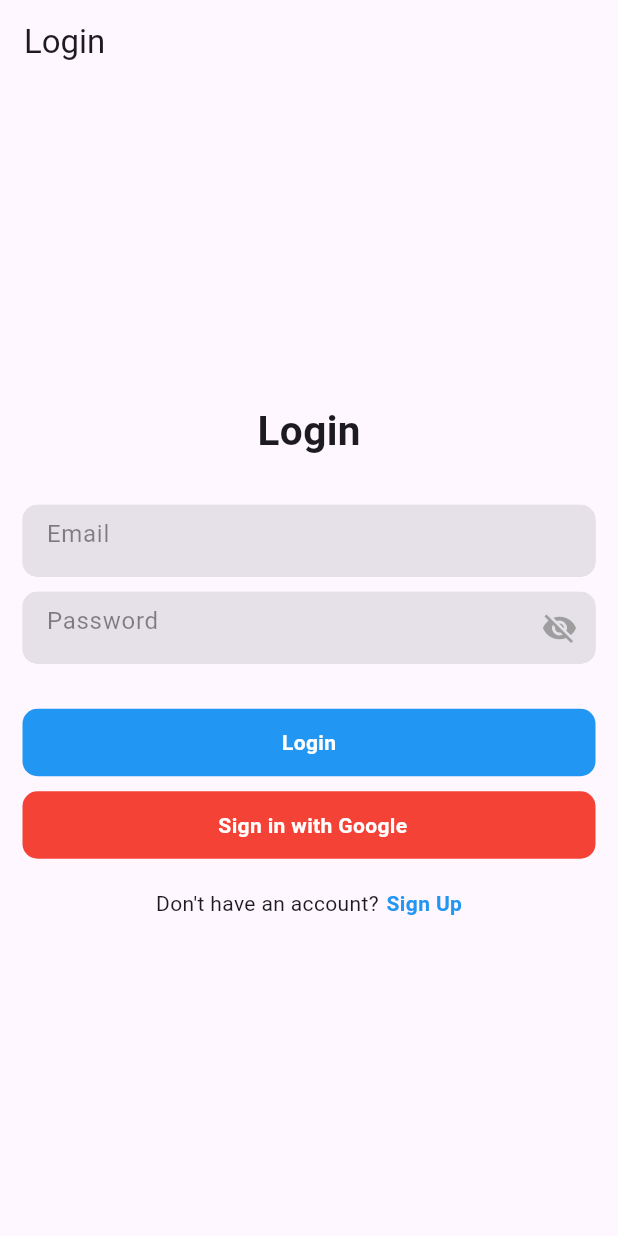
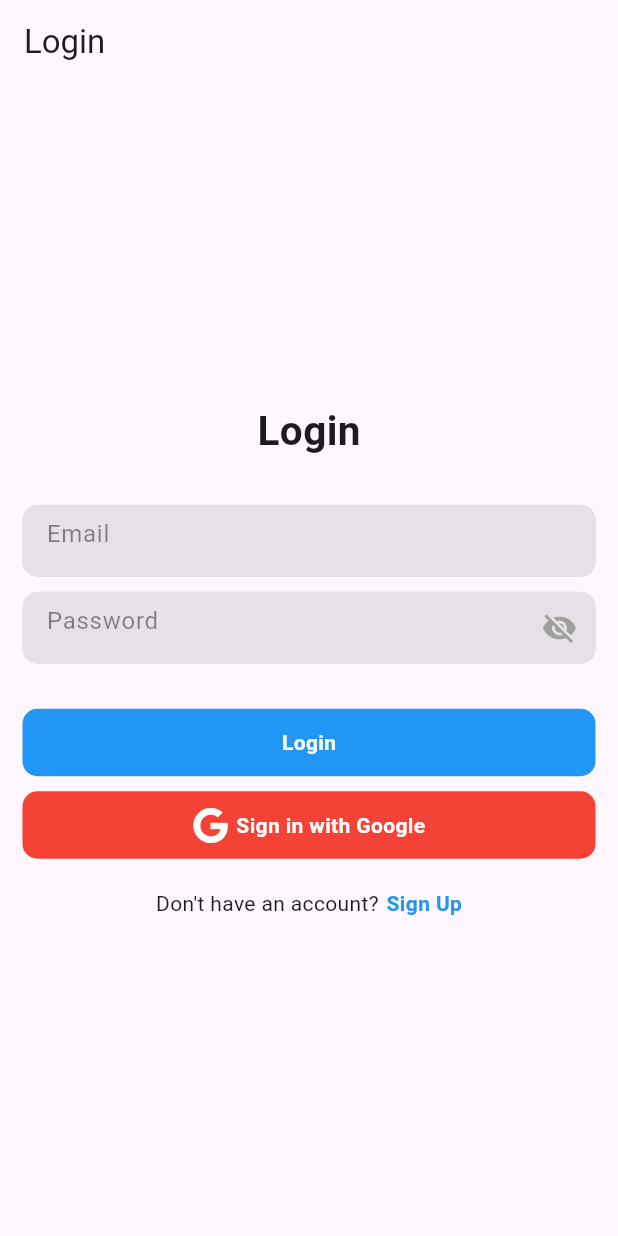
Before and after one commit to Keviing/hueco_Movil, a Flutter app: the screen it shows after launch, after a tap on "Sign in with Google", on a phone screen of 412 x 824 dp. Run offline on Flutter 3.47's test engine with Material 3 defaults, Android fonts, the light colour scheme and no system bars; our stand-ins replace cloud_firestore, firebase_auth, firebase_core, fluttertoast, font_awesome_flutter, google_sign_in; accounts and stored records are empty; network calls fail.

Commit message:
Inicio de sesion exitoso

```diff
--- a/lib/features/user_auth/presentation/pages/login_page.dart
+++ b/lib/features/user_auth/presentation/pages/login_page.dart
@@ -2,6 +2,8 @@
 
 import 'package:firebase_auth/firebase_auth.dart';
 import 'package:flutter/material.dart';
+import 'package:font_awesome_flutter/font_awesome_flutter.dart';
+import 'package:google_sign_in/google_sign_in.dart';
 import 'package:hueca_movil/features/user_auth/firebase_auth_implementation/firebase_auth_services.dart';
 import 'package:hueca_movil/features/user_auth/presentation/pages/home_page.dart';
 import 'package:hueca_movil/features/user_auth/presentation/pages/sign_up_page.dart';
@@ -32,6 +34,7 @@ class _LoginPageState extends State<LoginPage> {
   @override
   Widget build(BuildContext context) {
     return Scaffold(
+      resizeToAvoidBottomInset: false,
       appBar: AppBar(
         automaticallyImplyLeading: false,
         title: Text("Login"),
@@ -77,8 +80,8 @@ class _LoginPageState extends State<LoginPage> {
                     borderRadius: BorderRadius.circular(10),
                   ),
                   child: Center(
-                    child: _isSigning ? const CircularProgressIndicator(
-                      color: Colors.white,) : const Text(
+                    child: _isSigning ? CircularProgressIndicator(
+                      color: Colors.white,) : Text(
                       "Login",
                       style: TextStyle(
                         color: Colors.white,
@@ -88,9 +91,10 @@ class _LoginPageState extends State<LoginPage> {
                   ),
                 ),
               ),
-             const  SizedBox(height: 10,),
+              SizedBox(height: 10,),
               GestureDetector(
                 onTap: () {
+                  _signInWithGoogle();
 
                 },
                 child: Container(
@@ -104,6 +108,7 @@ class _LoginPageState extends State<LoginPage> {
                     child: Row(
                       mainAxisAlignment: MainAxisAlignment.center,
                       children: [
+                        Icon(FontAwesomeIcons.google, color: Colors.white,),
                         SizedBox(width: 5,),
                         Text(
                           "Sign in with Google",
@@ -173,8 +178,38 @@ class _LoginPageState extends State<LoginPage> {
       showToast(message: "User is successfully signed in");
       Navigator.pushNamed(context, "/home");
     } else {
-      showToast(message:"some error occured");
+      showToast(message: "some error occured");
     }
   }
 
+
+  _signInWithGoogle()async{
+
+    final GoogleSignIn _googleSignIn = GoogleSignIn();
+
+    try {
+
+      final GoogleSignInAccount? googleSignInAccount = await _googleSignIn.signIn();
+
+      if(googleSignInAccount != null ){
+        final GoogleSignInAuthentication googleSignInAuthentication = await
+        googleSignInAccount.authentication;
+
+        final AuthCredential credential = GoogleAuthProvider.credential(
+          idToken: googleSignInAuthentication.idToken,
+          accessToken: googleSignInAuthentication.accessToken,
+        );
+
+        await _firebaseAuth.signInWithCredential(credential);
+        Navigator.pushNamed(context, "/home");
+      }
+
+    }catch(e) {
+showToast(message: "some error occured $e");
+    }
+
+
+  }
+
+
 }
--- a/pubspec.yaml
+++ b/pubspec.yaml
@@ -43,6 +43,8 @@ dependencies:
   cloud_firestore: ^4.15.3
   firebase_storage: ^11.6.4
   fluttertoast: ^8.2.4
+  font_awesome_flutter: ^10.7.0
+  google_sign_in: ^6.2.1
 
 dev_dependencies:
   flutter_test:
```
Also changed, not shown: lib/features/user_auth/presentation/pages/home_page.dart (+143 -2 lines), pubspec.lock, 3 other files.
